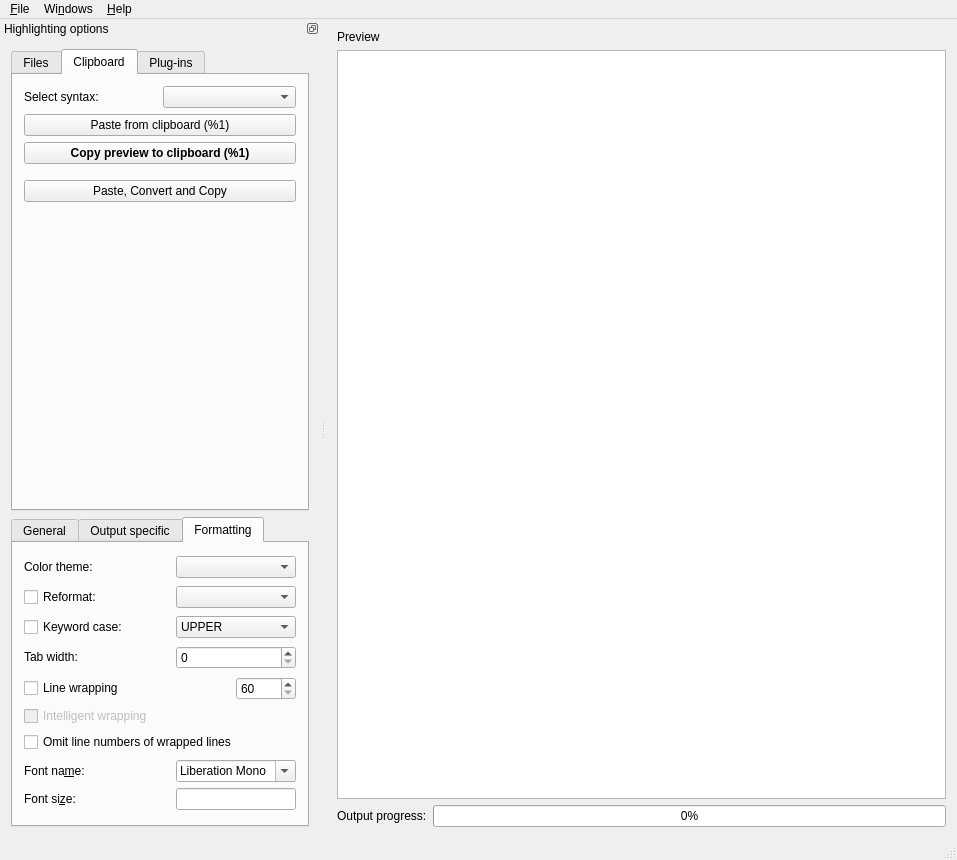
Before: the Qt Designer form highlight/src/gui-qt/mainwindow.ui in svn2github/highlight, drawn with Qt 5.
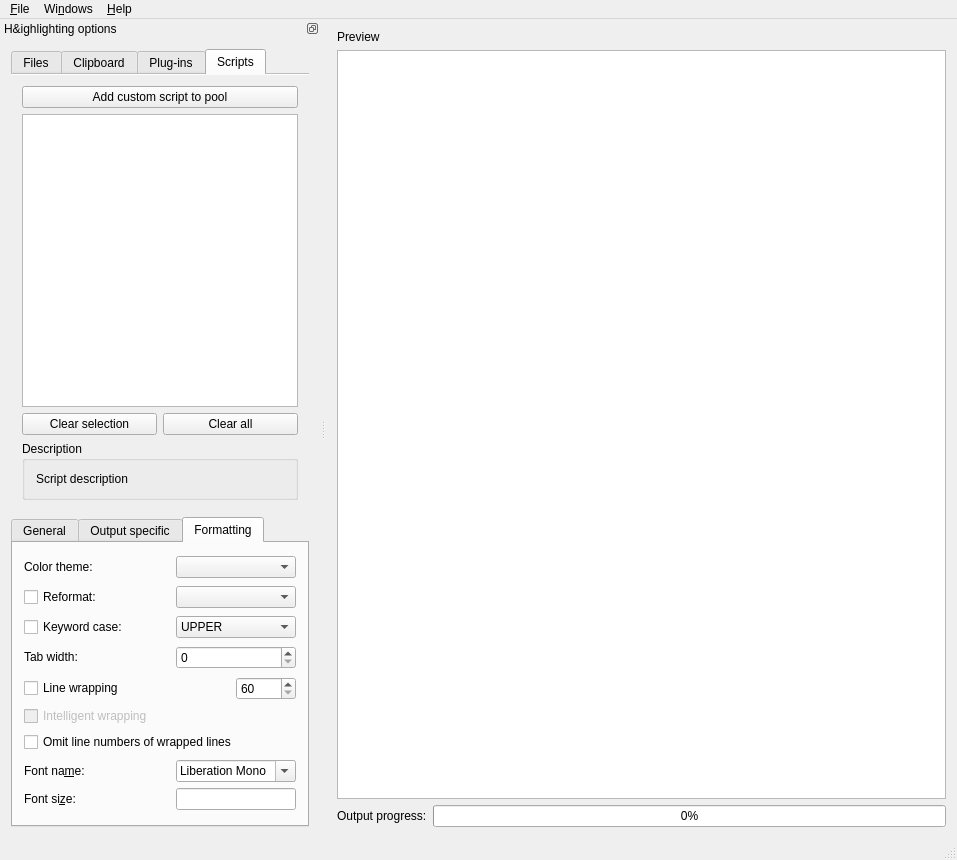
After: the same form once the commit is applied. The open tabs and pages were chosen to show the change. Icons and pictures are not drawn.

```diff
--- a/highlight/src/gui-qt/mainwindow.ui
+++ b/highlight/src/gui-qt/mainwindow.ui
@@ -126,7 +126,7 @@
     <set>Qt::LeftDockWidgetArea|Qt::RightDockWidgetArea</set>
    </property>
    <property name="windowTitle">
-    <string>Highlighting options</string>
+    <string>H&amp;ighlighting options</string>
    </property>
    <attribute name="dockWidgetArea">
     <number>1</number>
@@ -148,7 +148,25 @@
         </size>
        </property>
        <property name="currentIndex">
-        <number>1</number>
+        <number>3</number>
+       </property>
+       <property name="elideMode">
+        <enum>Qt::ElideNone</enum>
+       </property>
+       <property name="usesScrollButtons">
+        <bool>false</bool>
+       </property>
+       <property name="documentMode">
+        <bool>true</bool>
+       </property>
+       <property name="tabsClosable">
+        <bool>false</bool>
+       </property>
+       <property name="movable">
+        <bool>false</bool>
+       </property>
+       <property name="tabBarAutoHide">
+        <bool>false</bool>
        </property>
        <widget class="QWidget" name="tab_file_io">
         <attribute name="title">
@@ -618,6 +636,81 @@
          </item>
         </layout>
        </widget>
+       <widget class="QWidget" name="tab_scripts">
+        <attribute name="icon">
+         <iconset resource="highlight-gui.qrc">
+          <normaloff>:/script.png</normaloff>:/script.png</iconset>
+        </attribute>
+        <attribute name="title">
+         <string>Scripts</string>
+        </attribute>
+        <layout class="QVBoxLayout" name="verticalLayout_18">
+         <item>
+          <widget class="QPushButton" name="pbSelectScript">
+           <property name="toolTip">
+            <string>Choose a custom syntax or theme script.</string>
+           </property>
+           <property name="text">
+            <string>Add custom script to pool</string>
+           </property>
+           <property name="icon">
+            <iconset resource="highlight-gui.qrc">
+             <normaloff>:/script.png</normaloff>:/script.png</iconset>
+           </property>
+          </widget>
+         </item>
+         <item>
+          <widget class="QListWidget" name="lvUserScripts">
+           <property name="toolTip">
+            <string>You can check one file of each type (syntax and theme) to override the default behaviour. If checked, the scripts will be watched for changes.</string>
+           </property>
+          </widget>
+         </item>
+         <item>
+          <layout class="QHBoxLayout" name="horizontalLayout_25">
+           <item>
+            <widget class="QPushButton" name="pbClearSelScript">
+             <property name="toolTip">
+              <string>Remove the selected scripts.</string>
+             </property>
+             <property name="text">
+              <string>Clear selection</string>
+             </property>
+            </widget>
+           </item>
+           <item>
+            <widget class="QPushButton" name="pbClearAllScripts">
+             <property name="toolTip">
+              <string>Remove all scripts.</string>
+             </property>
+             <property name="text">
+              <string>Clear all</string>
+             </property>
+            </widget>
+           </item>
+          </layout>
+         </item>
+         <item>
+          <widget class="QGroupBox" name="groupScriptDescription">
+           <property name="title">
+            <string>Description</string>
+           </property>
+           <layout class="QGridLayout" name="gridLayout_4">
+            <item row="0" column="0">
+             <widget class="QLabel" name="lblScriptDescription">
+              <property name="toolTip">
+               <string>Shows decription of a selected script.</string>
+              </property>
+              <property name="text">
+               <string>Script description</string>
+              </property>
+             </widget>
+            </item>
+           </layout>
+          </widget>
+         </item>
+        </layout>
+       </widget>
       </widget>
      </item>
      <item>
```
Left out of the diff: 20 changed lines with no effect on the pictures.
